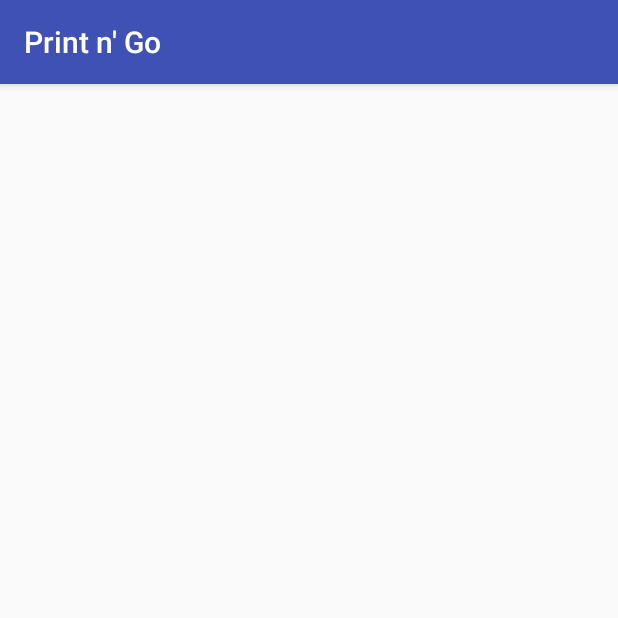
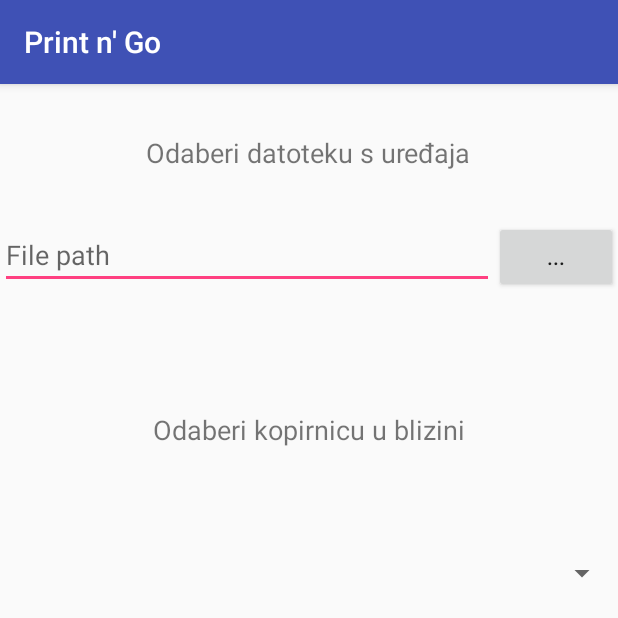
Before and after one commit to aarbanas/Print-n-Go, an Android app: the ListActivity screen opened directly, with no data from a screen before it, on a phone screen of 412 x 824 dp, the top half of it. Run offline under Robolectric (Android 15) with nearby library versions, the phone set to English and light mode, and no system bars.

Commit message:
Added layout for ListActivity

```diff
--- a/app/src/main/AndroidManifest.xml
+++ b/app/src/main/AndroidManifest.xml
@@ -13,6 +13,7 @@
     <uses-permission android:name="android.permission.ACCESS_NETWORK_STATE" />
     >
     <uses-permission android:name="com.google.android.providers.gsf.permission.READ_GSERVICES" />
+    <uses-permission android:name="android.permission.READ_EXTERNAL_STORAGE" />
 
     <application
         android:allowBackup="true"
@@ -43,7 +44,8 @@
         <activity
             android:name=".MapsActivity"
             android:label="@string/title_activity_maps" />
-        <activity android:name=".ListActivity"></activity>
+        <activity android:name=".ListActivity" />
+        <activity android:name=".FileChoose"></activity>
     </application>
 
 </manifest>
--- a/app/src/main/res/layout/activity_list.xml
+++ b/app/src/main/res/layout/activity_list.xml
@@ -1,9 +1,92 @@
 <?xml version="1.0" encoding="utf-8"?>
-<android.support.constraint.ConstraintLayout xmlns:android="http://schemas.android.com/apk/res/android"
+<LinearLayout xmlns:android="http://schemas.android.com/apk/res/android"
     xmlns:app="http://schemas.android.com/apk/res-auto"
     xmlns:tools="http://schemas.android.com/tools"
+    android:orientation="vertical"
     android:layout_width="match_parent"
     android:layout_height="match_parent"
-    tools:context="com.example.arbi.printngo.ListActivity">
+    android:weightSum="1">
 
-</android.support.constraint.ConstraintLayout>
+    <LinearLayout
+        android:layout_width="match_parent"
+        android:layout_height="0dp"
+        android:layout_weight="0.25"
+        android:gravity="center"
+        android:orientation="vertical"
+        android:weightSum="1">
+
+        <TextView
+            android:id="@+id/textView"
+            android:layout_width="wrap_content"
+            android:layout_height="wrap_content"
+            android:layout_weight="0.4"
+            android:gravity="center"
+            android:textSize="18dp"
+            android:text="Odaberi datoteku s uređaja" />
+
+        <LinearLayout
+            android:layout_width="match_parent"
+            android:layout_height="0dp"
+            android:layout_weight="0.6"
+            android:orientation="horizontal"
+            android:weightSum="1">
+
+            <EditText
+                android:id="@+id/editTextFile"
+                android:layout_width="0dp"
+                android:layout_height="wrap_content"
+                android:layout_weight="0.8"
+                android:editable="false"
+                android:ems="10"
+                android:hint="File path"
+                android:inputType="none" />
+
+            <Button
+                android:id="@+id/button2"
+                android:layout_width="0dp"
+                android:layout_height="wrap_content"
+                android:layout_weight="0.2"
+                android:onClick="selectFile"
+                android:text="..." />
+
+        </LinearLayout>
+
+    </LinearLayout>
+
+    <LinearLayout
+        android:layout_width="match_parent"
+        android:layout_height="0dp"
+        android:layout_weight="0.25"
+        android:orientation="vertical"
+        android:gravity="center"
+        android:weightSum="1">
+
+        <TextView
+            android:id="@+id/textView2"
+            android:layout_width="match_parent"
+            android:layout_height="0dp"
+            android:layout_weight="0.4"
+            android:gravity="center"
+            android:textSize="18dp"
+            android:text="Odaberi kopirnicu u blizini" />
+
+        <Spinner
+            android:id="@+id/spinnerPrintList"
+            android:layout_width="match_parent"
+            android:layout_height="0dp"
+            android:layout_weight="0.6" />
+    </LinearLayout>
+
+    <LinearLayout
+        android:layout_width="match_parent"
+        android:layout_height="0dp"
+        android:layout_weight="0.5"
+        android:orientation="horizontal">
+
+        <ImageView
+            android:id="@+id/imagePrintShop"
+            android:layout_width="match_parent"
+            android:layout_height="match_parent"
+            android:layout_weight="1" />
+    </LinearLayout>
+</LinearLayout>
--- a/app/src/main/res/layout/activity_maps.xml
+++ b/app/src/main/res/layout/activity_maps.xml
@@ -1,6 +1,7 @@
 <?xml version="1.0" encoding="utf-8"?>
 <LinearLayout xmlns:android="http://schemas.android.com/apk/res/android"
-    android:orientation="vertical" android:layout_width="match_parent"
+    android:orientation="vertical"
+    android:layout_width="match_parent"
     android:layout_height="match_parent">
 
     <fragment xmlns:android="http://schemas.android.com/apk/res/android"
```
Also changed, not shown: app/src/main/java/com/example/arbi/printngo/FileChoose.java (added, +13 -0 lines), app/src/main/res/layout/activity_file_choose.xml (added, +39 -0 lines).
